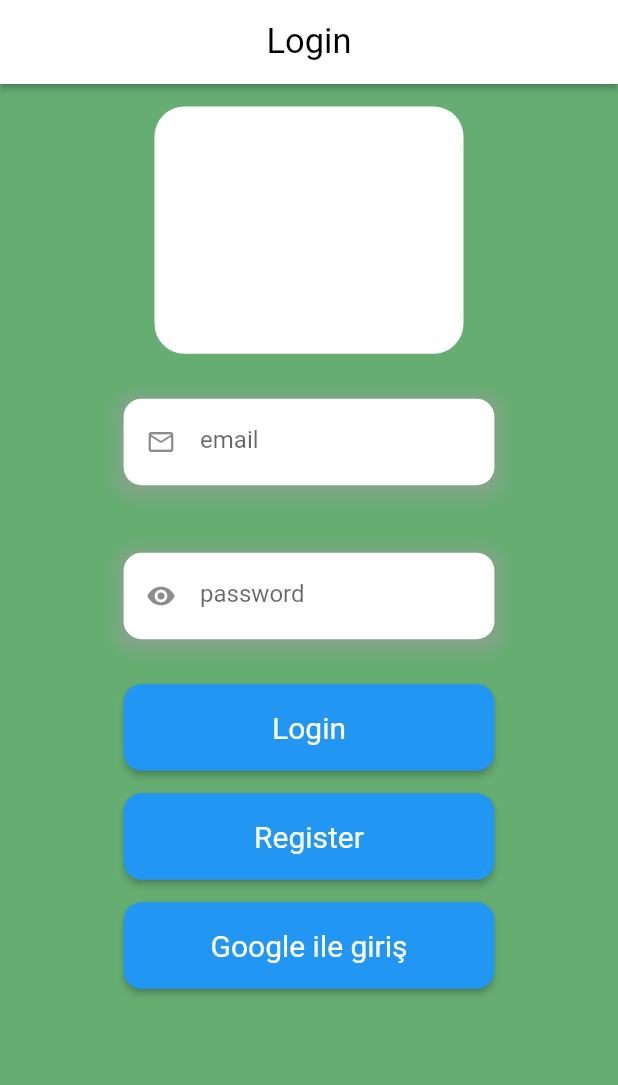
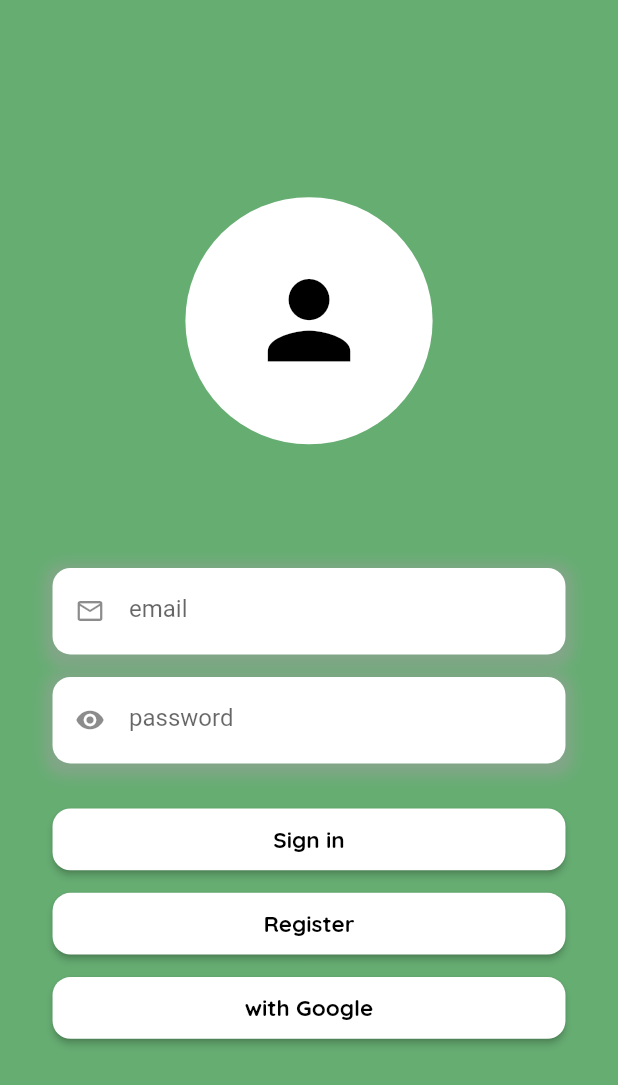
Before and after one commit to YusufEbinc/personel_app, a Flutter app: the screen it shows after launch, on a phone screen of 412 x 824 dp. Shown: the top 1085 px of the screen. Run offline on Flutter 3.47's test engine with Material 2 defaults, Android fonts, the phone set to English and light mode, and no system bars; our stand-ins replace cloud_firestore, firebase_auth, firebase_core, google_fonts, google_sign_in; accounts and stored records are empty.

Commit message:
tasarımlar iyleştirildi

```diff
--- a/lib/core/constants/button/default_button.dart
+++ b/lib/core/constants/button/default_button.dart
@@ -1,4 +1,5 @@
 import 'package:flutter/material.dart';
+import 'package:personel_app/core/extension/color.dart';
 import 'package:personel_app/core/extension/responsive.dart';
 
 class DefaultButton extends StatelessWidget {
@@ -36,14 +37,16 @@ class DefaultButton extends StatelessWidget {
         onPressed: press,
         child: Text(
           text,
+          style: TextStyle(
+              color: buttonTextColor,
+              fontSize: buttonTextFontSize,
+              fontWeight: FontWeight.bold),
         ),
         style: ElevatedButton.styleFrom(
           primary: buttonColor,
           shape: RoundedRectangleBorder(
             borderRadius: BorderRadius.circular(12),
           ),
-          textStyle:
-              TextStyle(color: buttonTextColor, fontSize: buttonTextFontSize),
         ),
       ),
     );
--- a/lib/core/constants/text_form_field/raunded_input_field.dart
+++ b/lib/core/constants/text_form_field/raunded_input_field.dart
@@ -50,12 +50,9 @@ class RoundedInputField extends StatelessWidget {
 
   @override
   Widget build(BuildContext context) {
-    return Padding(
-      padding: const EdgeInsets.all(8.0),
-      child: Container(
+    return Container(
       width: width,
       height: height,
-        margin: const EdgeInsets.symmetric(vertical: 7),
       padding: const EdgeInsets.symmetric(horizontal: 15),
       decoration: BoxDecoration(
         color: backroundColor,
@@ -101,7 +98,6 @@ class RoundedInputField extends StatelessWidget {
           ),
         ),
       ),
-      ),
     );
   }
 }
--- a/lib/core/extension/string_constant.dart
+++ b/lib/core/extension/string_constant.dart
@@ -34,5 +34,8 @@ class StringConstants {
   String password = 'password';
   String save = 'Save';
   String email = 'email';
+  String signin = 'Sign in';
+  String signup = 'Sign up';
+  String withGoogle = 'with Google';
   String logout = 'Log Out';
 }
--- a/lib/model/users_data_model.dart
+++ b/lib/model/users_data_model.dart
@@ -9,7 +9,7 @@ class UsersData {
   factory UsersData.fromMap(Map<String, dynamic> json) {
     return UsersData(
       expenses: json['expenses'],
-      paymentType: json['paymnet'],
+      paymentType: json['payment'],
       price: json['price'],
       date: DateTime.parse(json['date'].toDate().toString()),
     );
@@ -17,7 +17,7 @@ class UsersData {
 
   Map<String, dynamic> toMap() => {
         'expenses': expenses,
-        'paymnet': paymentType,
+        'payment': paymentType,
         'price': price,
         'date': date
       };
--- a/lib/views/authenticate/login/login_view.dart
+++ b/lib/views/authenticate/login/login_view.dart
@@ -32,15 +32,7 @@ class _LoginViewState extends State<LoginView> {
     final provider = Provider.of<AuthService>(context);
     SizeConfig().init(context);
     return Scaffold(
-      appBar: AppBar(
-        title: Text(
-          StringConstants.instance.login,
-        ),
-      ),
       body: Center(
-        child: SizedBox(
-          width: SizeConfig.screenWidth,
-          height: SizeConfig.screenHeight,
         child: Form(
           key: formKey,
           child: SingleChildScrollView(
@@ -48,19 +40,19 @@ class _LoginViewState extends State<LoginView> {
               mainAxisAlignment: MainAxisAlignment.start,
               crossAxisAlignment: CrossAxisAlignment.center,
               children: [
-                  const SizedBox(height: 15.0),
-                  Container(
-                    height: SizeConfig.screenHeight * .2,
-                    width: SizeConfig.screenWidth / 2,
-                    decoration: BoxDecoration(
-                        color: whiteColor,
-                        borderRadius: BorderRadius.circular(20)),
-                  ),
-                  const SizedBox(height: 15.0),
+                CircleAvatar(
+                    backgroundColor: whiteColor,
+                    radius: SizeConfig.screenHeight * .1,
+                    child: Icon(
+                      Icons.person,
+                      color: blackColor,
+                      size: SizeConfig.screenHeight * .1,
+                    )),
+                SizedBox(height: SizeConfig.screenHeight * .1),
                 RoundedInputField(
                   controller: emailController,
                   height: SizeConfig.screenHeight * .07,
-                    width: SizeConfig.screenWidth * .6,
+                  width: SizeConfig.screenWidth * .83,
                   radius: 12,
                   hintText: StringConstants.instance.email,
                   backroundColor: whiteColor,
@@ -79,7 +71,7 @@ class _LoginViewState extends State<LoginView> {
                 RoundedInputField(
                     controller: passwordController,
                     height: SizeConfig.screenHeight * .07,
-                      width: SizeConfig.screenWidth * .6,
+                    width: SizeConfig.screenWidth * .83,
                     radius: 12,
                     hintText: StringConstants.instance.password,
                     backroundColor: whiteColor,
@@ -94,19 +86,17 @@ class _LoginViewState extends State<LoginView> {
                       }
                     },
                     icon: Icons.visibility),
-                  const SizedBox(height: 15.0),
+                const SizedBox(height: 30.0),
                 DefaultButton(
-                    height: SizeConfig.screenHeight * .07,
-                    width: SizeConfig.screenWidth * .6,
-                    buttonColor: blueColor,
+                  height: SizeConfig.screenHeight * .05,
+                  width: SizeConfig.screenWidth * .83,
+                  buttonColor: whiteColor,
                   radius: 20,
-                    text: StringConstants.instance.login,
+                  text: StringConstants.instance.signin,
                   buttonTextColor: blackColor,
-                    buttonTextFontSize: 20,
+                  buttonTextFontSize: 15,
                   press: () async {
                     if (formKey.currentState!.validate()) {
-                        formKey.currentState!.save();
-
                       await provider
                           .signInUser(
                               emailController.text, passwordController.text)
@@ -125,35 +115,36 @@ class _LoginViewState extends State<LoginView> {
                         },
                       );
                     } else {
-                        return debugPrint('erorrr');
+                      return debugPrint('error');
                     }
                   },
                 ),
                 const SizedBox(height: 15),
                 DefaultButton(
-                    height: SizeConfig.screenHeight * .07,
-                    width: SizeConfig.screenWidth * .6,
-                    buttonColor: blueColor,
-                    radius: 20,
+                  height: SizeConfig.screenHeight * .05,
+                  width: SizeConfig.screenWidth * .83,
+                  buttonColor: whiteColor,
+                  radius: 15,
                   text: StringConstants.instance.register,
                   buttonTextColor: blackColor,
-                    buttonTextFontSize: 20,
+                  buttonTextFontSize: 15,
                   press: () {
-                      Navigator.pushNamed(context, RegisterView.routeName);
+                    Navigator.pushReplacementNamed(
+                        context, RegisterView.routeName);
                   },
                 ),
                 const SizedBox(height: 15),
                 DefaultButton(
-                    height: SizeConfig.screenHeight * .07,
-                    width: SizeConfig.screenWidth * .6,
-                    buttonColor: blueColor,
+                  height: SizeConfig.screenHeight * .05,
+                  width: SizeConfig.screenWidth * .83,
+                  buttonColor: whiteColor,
                   radius: 20,
-                    text: 'Google ile giriş',
-                    buttonTextColor: whiteColor,
-                    buttonTextFontSize: 20,
+                  text: StringConstants.instance.withGoogle,
+                  buttonTextColor: blackColor,
+                  buttonTextFontSize: 15,
                   press: () {
                     provider.signInWithGoogle().then((value) => {
-                            if (value.user?.emailVerified == true)
+                          if (value?.user?.emailVerified == true)
                             {
                               Navigator.pushReplacementNamed(
                                   context, BottomNavigationView.routeName)
@@ -166,7 +157,21 @@ class _LoginViewState extends State<LoginView> {
           ),
         ),
       ),
-      ),
     );
   }
 }
+
+/*
+Container(
+                  height: SizeConfig.screenHeight * .23,
+                  decoration: const BoxDecoration(
+                    color: whiteColor,
+                    shape: BoxShape.circle,
+                    image: DecorationImage(
+                      scale: .1,
+                      image: AssetImage(
+                        'assets/images/person.png',
+                      ),
+                    ),
+                  ),
+                ), */
--- a/pubspec.yaml
+++ b/pubspec.yaml
@@ -65,8 +65,8 @@ flutter:
   uses-material-design: true
 
   # To add assets to your application, add an assets section, like this:
-  # assets:
-  #   - images/a_dot_burr.jpeg
+  assets:
+    - assets/images/
   #   - images/a_dot_ham.jpeg
 
   # An image asset can refer to one or more resolution-specific "variants", see
```
Also changed, not shown: lib/services/authenticate_service.dart (+7 -9 lines), lib/views/authenticate/register/register_view.dart (+26 -30 lines), lib/views/home/home_view.dart (+8 -7 lines), lib/views/home_detail/home_detail_view.dart (+14 -3 lines), lib/views/user_provider.dart (+14 -0 lines). Lines whose indentation alone changed are shown as unchanged.
